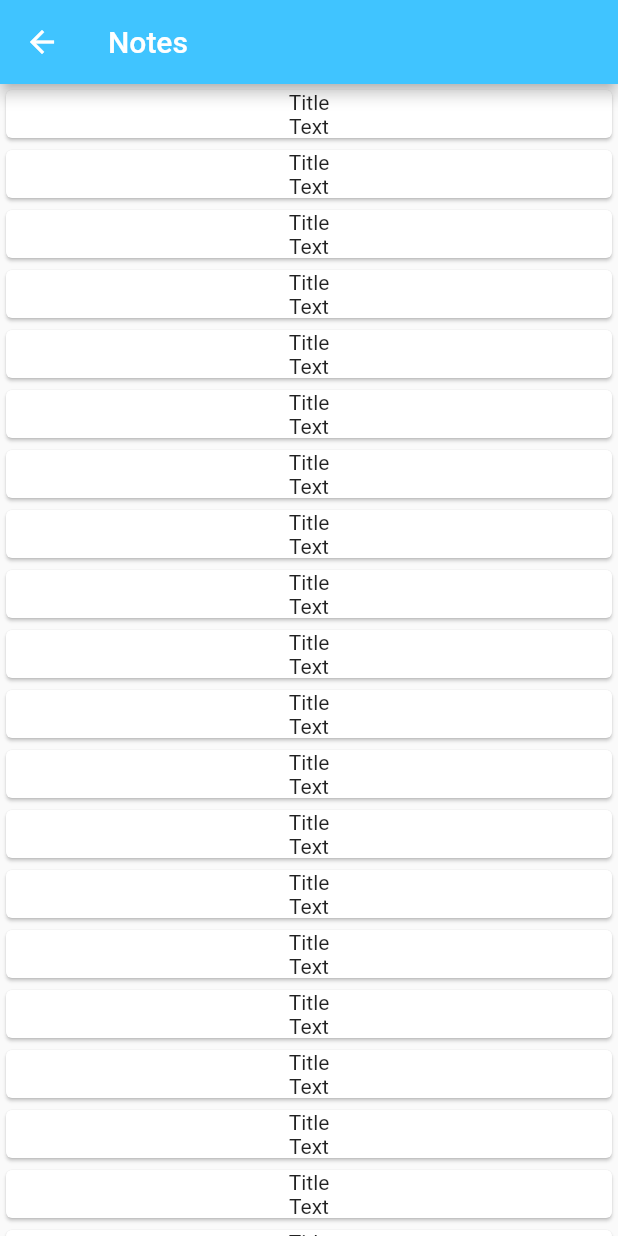
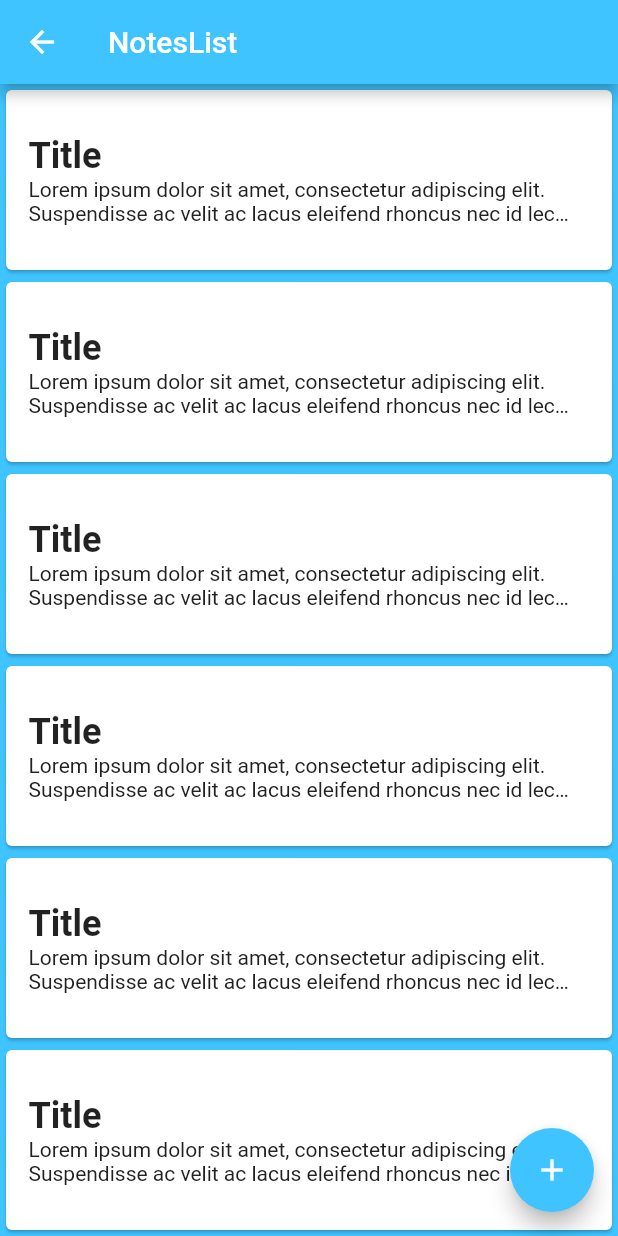
Before and after one commit to charafmrah/College-Essentials-App, a Flutter app: the screen it shows after launch, after a tap on "Notes", on a phone screen of 412 x 824 dp. Run offline on Flutter 3.47's test engine with Material 2 defaults, Android fonts, the phone set to English and light mode, and no system bars; our stand-ins replace shared_preferences, table_calendar.

Commit message:
Created the NotesList and Notes layout

```diff
--- a/lib/Navigation.dart
+++ b/lib/Navigation.dart
@@ -1,7 +1,7 @@
 import 'package:college_essentials_app/MyHomePage.dart';
 import 'package:college_essentials_app/screens/PomodoroTimer.dart';
 import 'package:college_essentials_app/screens/GradesTracker.dart';
-import 'package:college_essentials_app/screens/Notes.dart';
+import 'package:college_essentials_app/screens/NotesList.dart';
 import 'package:college_essentials_app/screens/ToDoList.dart';
 import 'package:college_essentials_app/screens/UpcomingEvents.dart';
 import 'package:flutter/material.dart';
@@ -27,7 +27,8 @@ class Navigation {
   }
 
   static Future navigateToNotes(context) async {
-    Navigator.push(context, MaterialPageRoute(builder: (context) => Notes()));
+    Navigator.push(
+        context, MaterialPageRoute(builder: (context) => NotesList()));
   }
 
   static Future navigateToToDoList(context) async {
--- a/lib/screens/GpaCalculator.dart
+++ b/lib/screens/GpaCalculator.dart
@@ -1,5 +1,3 @@
-import 'dart:collection';
-
 import 'package:flutter/cupertino.dart';
 import 'package:flutter/material.dart';
 
--- a/lib/screens/Notes.dart
+++ /dev/null
@@ -1,23 +0,0 @@
-import 'package:flutter/material.dart';
-
-class Notes extends StatelessWidget {
-  @override
-  Widget build(BuildContext context) {
-    return Scaffold(
-      appBar: AppBar(
-        title: Text('Notes'),
-        backgroundColor: Colors.lightBlueAccent,
-      ),
-      body: ListView.builder(itemBuilder: (context, index) {
-        return Card(
-          child: Column(
-            children: <Widget>[
-              Text('Title'),
-              Text('Text'),
-            ],
-          ),
-        );
-      }),
-    );
-  }
-}
--- /dev/null
+++ b/lib/screens/NotesList.dart
@@ -0,0 +1,53 @@
+import 'package:flutter/material.dart';
+
+import 'package:college_essentials_app/screens/NotesViews/Note.dart';
+
+class NotesList extends StatelessWidget {
+  @override
+  Widget build(BuildContext context) {
+    return Scaffold(
+      appBar: AppBar(
+        title: Text('NotesList'),
+        backgroundColor: Colors.lightBlueAccent,
+      ),
+      body: ListView.builder(itemBuilder: (context, index) {
+        return GestureDetector(
+            onTap: () {
+              Navigator.push(
+                  context,
+                  MaterialPageRoute(
+                      builder: (context) => Note(NoteMode.Editing)));
+            },
+            child: Card(
+                child: Padding(
+              padding: const EdgeInsets.only(
+                  bottom: 30, top: 30, left: 15, right: 25),
+              child: Column(
+                crossAxisAlignment: CrossAxisAlignment.start,
+                children: <Widget>[
+                  Text(
+                    'Title',
+                    style: TextStyle(fontSize: 24, fontWeight: FontWeight.bold),
+                  ),
+                  Text(
+                    'Lorem ipsum dolor sit amet, consectetur adipiscing elit. Suspendisse ac velit ac lacus eleifend rhoncus nec id lectus. Proin iaculis tincidunt ullamcorper. Pellentesque nunc justo, ullamcorper ut luctus eget, facilisis eu dolor. Proin tempor lectus sed neque sagittis convallis. Maecenas sit amet mollis magna, nec pretium orci. Phasellus iaculis, nisi a condimentum euismod, purus libero semper urna, sit amet consequat felis tellus vitae nulla. Duis mattis libero odio, et rutrum libero mollis at. Pellentesque egestas egestas risus. Suspendisse vel felis imperdiet, aliquet augue nec, accumsan nulla. Maecenas nec diam et elit placerat lacinia. Nulla porta dui eu ligula mollis, vel viverra dolor imperdiet. Sed lobortis, quam nec interdum vestibulum, lorem nunc rutrum massa, at blandit mi odio vitae urna. Interdum et malesuada fames ac ante ipsum primis in faucibus. ',
+                    style: TextStyle(color: Colors.grey.shade900),
+                    maxLines: 2,
+                    overflow: TextOverflow.ellipsis,
+                  ),
+                ],
+              ),
+            )));
+      }),
+      floatingActionButton: FloatingActionButton(
+        onPressed: () {
+          Navigator.push(context,
+              MaterialPageRoute(builder: (context) => Note(NoteMode.Adding)));
+        },
+        child: Icon(Icons.add),
+        backgroundColor: Colors.lightBlueAccent,
+      ),
+      backgroundColor: Colors.lightBlueAccent,
+    );
+  }
+}
```
Also changed, not shown: lib/screens/NotesViews/Note.dart (added, +51 -0 lines), lib/screens/NotesViews/NoteButtons.dart (added, +21 -0 lines).
